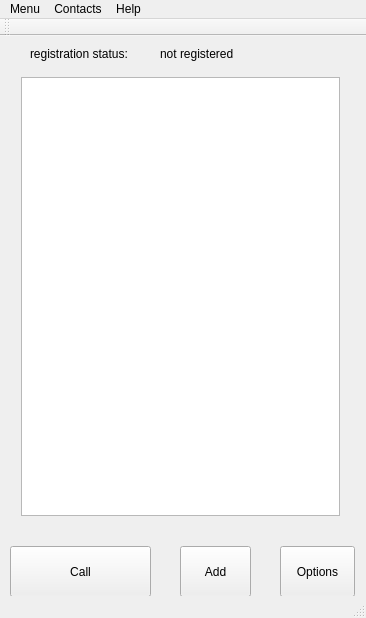
This is qt/qt.ui in dimonk33/SIPhone as Qt 5 draws it before an edit. The edited form follows.
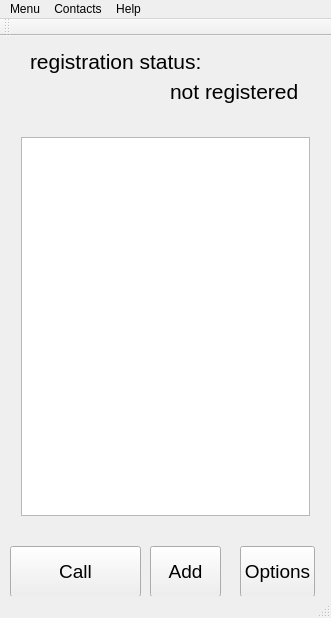
This is the edited form.

Patch:
```diff
--- a/qt/qt.ui
+++ b/qt/qt.ui
@@ -6,7 +6,7 @@
    <rect>
     <x>0</x>
     <y>0</y>
-    <width>366</width>
+    <width>331</width>
     <height>618</height>
    </rect>
   </property>
@@ -18,9 +18,9 @@
     <property name="geometry">
      <rect>
       <x>10</x>
-      <y>30</y>
-      <width>341</width>
-      <height>461</height>
+      <y>90</y>
+      <width>311</width>
+      <height>401</height>
      </rect>
     </property>
     <layout class="QVBoxLayout" name="buddyesLayout">
@@ -34,10 +34,16 @@
      <rect>
       <x>10</x>
       <y>510</y>
-      <width>141</width>
+      <width>131</width>
       <height>51</height>
      </rect>
     </property>
+    <property name="font">
+     <font>
+      <family>MS Sans Serif</family>
+      <pointsize>14</pointsize>
+     </font>
+    </property>
     <property name="text">
      <string>Call</string>
     </property>
@@ -45,12 +51,18 @@
    <widget class="QPushButton" name="pushButton_2">
     <property name="geometry">
      <rect>
-      <x>180</x>
+      <x>150</x>
       <y>510</y>
       <width>71</width>
       <height>51</height>
      </rect>
     </property>
+    <property name="font">
+     <font>
+      <family>MS Sans Serif</family>
+      <pointsize>14</pointsize>
+     </font>
+    </property>
     <property name="text">
      <string>Add</string>
     </property>
@@ -58,12 +70,18 @@
    <widget class="QPushButton" name="pushButton_3">
     <property name="geometry">
      <rect>
-      <x>280</x>
+      <x>240</x>
       <y>510</y>
       <width>75</width>
       <height>51</height>
      </rect>
     </property>
+    <property name="font">
+     <font>
+      <family>MS Sans Serif</family>
+      <pointsize>14</pointsize>
+     </font>
+    </property>
     <property name="text">
      <string>Options</string>
     </property>
@@ -73,10 +91,15 @@
      <rect>
       <x>30</x>
       <y>10</y>
-      <width>101</width>
-      <height>16</height>
+      <width>191</width>
+      <height>31</height>
      </rect>
     </property>
+    <property name="font">
+     <font>
+      <pointsize>16</pointsize>
+     </font>
+    </property>
     <property name="text">
      <string>registration status:</string>
     </property>
@@ -84,12 +107,17 @@
    <widget class="QLabel" name="registerStatus">
     <property name="geometry">
      <rect>
-      <x>160</x>
-      <y>10</y>
-      <width>111</width>
-      <height>16</height>
+      <x>170</x>
+      <y>40</y>
+      <width>171</width>
+      <height>31</height>
      </rect>
     </property>
+    <property name="font">
+     <font>
+      <pointsize>16</pointsize>
+     </font>
+    </property>
     <property name="text">
      <string>not registered</string>
     </property>
@@ -100,7 +128,7 @@
     <rect>
      <x>0</x>
      <y>0</y>
-     <width>366</width>
+     <width>331</width>
      <height>21</height>
     </rect>
    </property>
```
Left out of the diff: 18 changed lines with no effect on the pictures.
